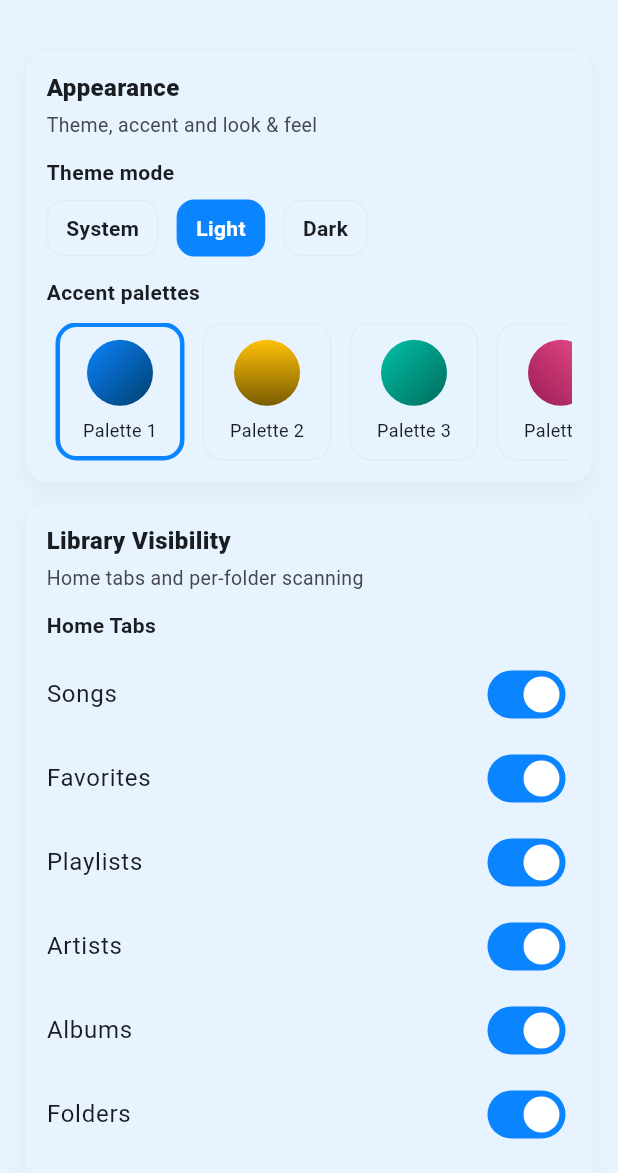
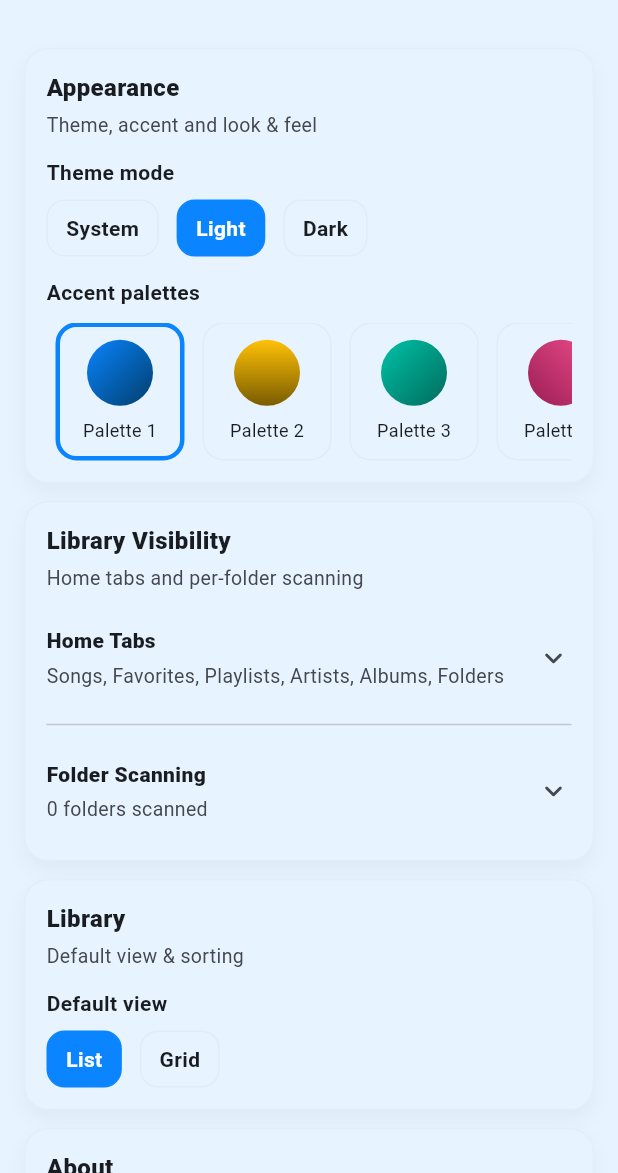
Before and after one commit to Vinith1801/vinu, a Flutter app: the screen it shows after launch, tab 2 chosen, after a tap on the "settings" icon, on a phone screen of 412 x 824 dp, the part 63-1236 px from its top. Run offline on Flutter 3.47's test engine with Material 3 defaults, Android fonts, the phone set to English and light mode, and no system bars; our stand-ins replace audio_service, just_audio, just_audio_background, on_audio_query, shared_preferences; missing offline and left inert: audio_session; statements that could not run were skipped.

Commit message:
feat: Refactor UI components for improved layout and responsiveness in HomeScreen, MiniPlayer, and TrackTile

```diff
--- a/lib/main.dart
+++ b/lib/main.dart
@@ -84,15 +84,8 @@ class VinuMusicApp extends StatelessWidget {
           ),
 
           home: const Scaffold(
-            body: Stack(
-              children: [
-                HomeScreen(),
-                Align(
-                  alignment: Alignment.bottomCenter,
-                  child: MiniPlayer(),
-                ),
-              ],
-            ),
+            body: HomeScreen(),
+            bottomNavigationBar: MiniPlayer(),
           ),
         );
       },
--- a/lib/ui/screens/settings_screen.dart
+++ b/lib/ui/screens/settings_screen.dart
@@ -154,13 +154,86 @@ class _AppearanceCardState extends State<_AppearanceCard> {
 ////////////////////////////////////////////////////////////////////////////
 /// VISIBILITY CARD (tabs + per-folder scanning toggles)
 ////////////////////////////////////////////////////////////////////////////
-class _VisibilityCard extends StatelessWidget {
+class _ExpandableSection extends StatelessWidget {
+  final String title;
+  final String summary;
+  final bool expanded;
+  final VoidCallback onToggle;
+  final Widget child;
+
+  const _ExpandableSection({
+    required this.title,
+    required this.summary,
+    required this.expanded,
+    required this.onToggle,
+    required this.child,
+  });
+
+  @override
+  Widget build(BuildContext context) {
+    final scheme = Theme.of(context).colorScheme;
+
+    return Column(
+      crossAxisAlignment: CrossAxisAlignment.start,
+      children: [
+        InkWell(
+          onTap: onToggle,
+          borderRadius: BorderRadius.circular(10),
+          child: Padding(
+            padding: const EdgeInsets.symmetric(vertical: 10),
+            child: Row(
+              children: [
+                Expanded(
+                  child: Column(
+                      crossAxisAlignment: CrossAxisAlignment.start,
+                      children: [
+                        Text(title,
+                            style: TextStyle(
+                                fontWeight: FontWeight.w800,
+                                color: scheme.onSurface)),
+                        const SizedBox(height: 4),
+                        Text(summary,
+                            style: TextStyle(
+                                fontSize: 13,
+                                color: scheme.onSurfaceVariant)),
+                      ]),
+                ),
+                Icon(
+                  expanded
+                      ? Icons.expand_less_rounded
+                      : Icons.expand_more_rounded,
+                  color: scheme.onSurfaceVariant,
+                )
+              ],
+            ),
+          ),
+        ),
+        AnimatedCrossFade(
+          firstChild: const SizedBox.shrink(),
+          secondChild: child,
+          crossFadeState:
+              expanded ? CrossFadeState.showSecond : CrossFadeState.showFirst,
+          duration: const Duration(milliseconds: 200),
+        ),
+      ],
+    );
+  }
+}
+
+
+class _VisibilityCard extends StatefulWidget {
   const _VisibilityCard();
 
-  String _basename(String path) {
-    // cross-platform path basename
-    return path.split(RegExp(r'[\\/]+')).last;
+  @override
+  State<_VisibilityCard> createState() => _VisibilityCardState();
 }
+
+class _VisibilityCardState extends State<_VisibilityCard> {
+  bool tabsExpanded = false;
+  bool foldersExpanded = false;
+
+  String _basename(String path) =>
+      path.split(RegExp(r'[\\/]+')).last;
 
   @override
   Widget build(BuildContext context) {
@@ -169,7 +242,6 @@ class _VisibilityCard extends StatelessWidget {
 
     final showFoldersUI = ctrl.visibleTabs["Folders"] == true;
 
-    // Prepare a sorted list of folders for stable UI order
     final folderEntries = ctrl.folderMap.entries.toList()
       ..sort((a, b) {
         final aName = _basename(a.key).toLowerCase();
@@ -177,69 +249,119 @@ class _VisibilityCard extends StatelessWidget {
         return aName.compareTo(bName);
       });
 
+    final enabledTabs = ctrl.visibleTabs.entries
+        .where((e) => e.value)
+        .map((e) => e.key)
+        .join(", ");
+
+    final folderSummary = showFoldersUI
+        ? "${folderEntries.where((e) => e.value).length} folders scanned"
+        : "Disabled";
+
     return _CardContainer(
       title: "Library Visibility",
       subtitle: "Home tabs and per-folder scanning",
       child: Column(
-        crossAxisAlignment: CrossAxisAlignment.start,
         children: [
-          // Tabs section
-          Text("Home Tabs", style: TextStyle(fontWeight: FontWeight.w700, color: scheme.onSurface)),
-          const SizedBox(height: 8),
 
-          ...ctrl.visibleTabs.entries.map((entry) {
+          // Home Tabs Section
+          _ExpandableSection(
+            title: "Home Tabs",
+            summary: enabledTabs.isEmpty ? "None enabled" : enabledTabs,
+            expanded: tabsExpanded,
+            onToggle: () => setState(() => tabsExpanded = !tabsExpanded),
+            child: Column(
+              children: ctrl.visibleTabs.entries.map((entry) {
                 return SwitchListTile(
                   contentPadding: EdgeInsets.zero,
-              title: Text(entry.key, style: TextStyle(color: scheme.onSurface)),
+                  title: Text(entry.key,
+                      style: TextStyle(color: scheme.onSurface)),
                   value: entry.value,
                   onChanged: (_) => ctrl.toggleTab(entry.key),
                 );
               }).toList(),
+            ),
+          ),
 
-          // If Folders tab hidden, show helpful note and skip folder UI
+          const Divider(height: 26),
+
+          // Folder Scanning Section
+          _ExpandableSection(
+            title: "Folder Scanning",
+            summary: folderSummary,
+            expanded: foldersExpanded,
+            onToggle: () => setState(() => foldersExpanded = !foldersExpanded),
+            child: Column(
+              crossAxisAlignment: CrossAxisAlignment.start,
+              children: [
+
                 if (!showFoldersUI) ...[
-            const SizedBox(height: 16),
-            Text(
-              "Folder scanning is hidden because the Folders tab is disabled.",
-              style: TextStyle(fontSize: 13, color: scheme.onSurfaceVariant),
+                  const SizedBox(height: 8),
+                  Container(
+                    padding: const EdgeInsets.all(12),
+                    decoration: BoxDecoration(
+                      color: scheme.surfaceContainerHigh,
+                      borderRadius: BorderRadius.circular(10),
                     ),
-            const SizedBox(height: 8),
-            Text(
-              "Re-enable the Folders tab above to configure per-folder scanning.",
-              style: TextStyle(fontSize: 12, color: scheme.onSurfaceVariant.withValues(alpha: 0.9)),
+                    child: Text(
+                      "Folder scanning is hidden because the Folders tab is disabled.\nEnable it above to configure folder visibility.",
+                      style: TextStyle(
+                        fontSize: 13,
+                        color: scheme.onSurfaceVariant,
                       ),
+                    ),
+                  ),
+                  const SizedBox(height: 12),
                 ],
 
-          // Folder scanning UI (only when Folders tab visible)
                 if (showFoldersUI) ...[
-            const Divider(height: 28),
-            Text("Folder Scanning", style: TextStyle(fontWeight: FontWeight.w700, color: scheme.onSurface)),
-            const SizedBox(height: 8),
-
                   if (folderEntries.isEmpty)
-              Text("No folders detected yet.", style: TextStyle(color: scheme.onSurfaceVariant, fontSize: 13)),
+                    Padding(
+                      padding: const EdgeInsets.only(top: 6),
+                      child: Text(
+                        "No folders detected yet.",
+                        style: TextStyle(
+                            color: scheme.onSurfaceVariant, fontSize: 13),
+                      ),
+                    ),
 
                   ...folderEntries.map((entry) {
                     final path = entry.key;
                     final enabled = entry.value;
                     final pretty = _basename(path);
                     final count = ctrl.folderSongCount[path] ?? 0;
-              final subtitle = "$count song${count == 1 ? '' : 's'} • $path";
 
-              return SwitchListTile(
+                    return ListTile(
                       contentPadding: EdgeInsets.zero,
-                title: Text(pretty.isNotEmpty ? pretty : path, style: TextStyle(color: scheme.onSurface)),
-                subtitle: Text(subtitle, style: TextStyle(color: scheme.onSurfaceVariant, fontSize: 12)),
+                      leading: Icon(Icons.folder, color: scheme.primary),
+                      title: Text(pretty),
+                      subtitle: Text("$count songs • $path",
+                          style: TextStyle(
+                              fontSize: 12,
+                              color: scheme.onSurfaceVariant)),
+                      trailing: Switch(
                         value: enabled,
                         onChanged: (_) => ctrl.toggleFolder(path),
+                      ),
                     );
-            }).toList(),
+                  }),
+
+                  const SizedBox(height: 12),
+                  TextButton.icon(
+                    onPressed: ctrl.refreshFolders,
+                    icon: const Icon(Icons.refresh_rounded),
+                    label: const Text("Refresh folders"),
+                  ),
+                ]
               ],
+            ),
+          ),
         ],
       ),
     );
   }
 }
+
 
 ////////////////////////////////////////////////////////////////////////////
 /// LIBRARY CARD
```
Also changed, not shown: lib/player/library_visibility_controller.dart (+13 -0 lines), lib/ui/widgets/mini_player.dart (+62 -54 lines), lib/ui/widgets/track_tile.dart (+13 -4 lines). Lines whose indentation alone changed are shown as unchanged.
